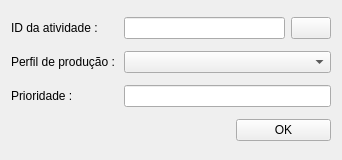
This is SAP/Project/Views/createPriorityGroupActivity.ui in dsgoficial/SAP_Gerente as Qt 5 draws it before an edit. The edited form follows.
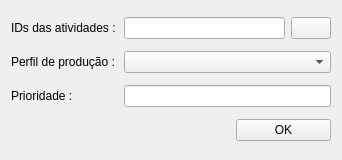
This is the edited form.

What changed in the file:
```diff
--- a/SAP/Project/Views/createPriorityGroupActivity.ui
+++ b/SAP/Project/Views/createPriorityGroupActivity.ui
@@ -17,7 +17,7 @@
    <item row="0" column="0">
     <widget class="QLabel" name="label">
      <property name="text">
-      <string>ID da atividade :</string>
+      <string>IDs das atividades :</string>
      </property>
     </widget>
    </item>
```
